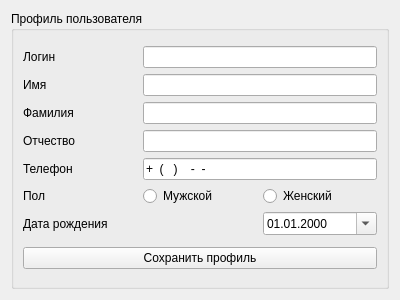
This is qfamilyspace/ui/views/profile_view.ui in familyspace/qfamilyspace as Qt 5 draws it before an edit. The edited form follows.
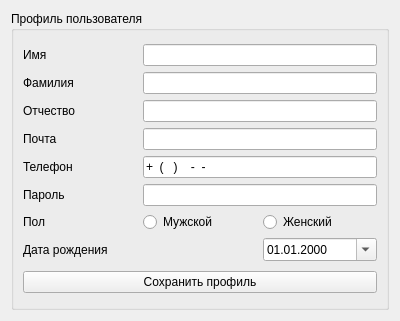
This is the edited form.

Diff of the .ui file:
```diff
--- a/qfamilyspace/ui/views/profile_view.ui
+++ b/qfamilyspace/ui/views/profile_view.ui
@@ -7,7 +7,7 @@
     <x>0</x>
     <y>0</y>
     <width>400</width>
-    <height>300</height>
+    <height>321</height>
    </rect>
   </property>
   <property name="windowTitle">
@@ -28,20 +28,20 @@
      <layout class="QVBoxLayout" name="verticalLayout_3">
       <item>
        <layout class="QGridLayout" name="gridLayout">
-        <item row="0" column="1" colspan="2">
-         <widget class="QLineEdit" name="lineEdit_user">
+        <item row="4" column="1" colspan="2">
+         <widget class="QLineEdit" name="lineEdit_last_name">
           <property name="toolTip">
-           <string>Обязательное поле. Не более 150 символов. Только буквы, цифры и символы @/./+/-/_.</string>
+           <string>Введите вашу фамилию</string>
           </property>
          </widget>
         </item>
-        <item row="6" column="1" colspan="2">
+        <item row="7" column="1" colspan="2">
          <widget class="QLineEdit" name="lineEdit_phone">
           <property name="toolTip">
            <string>Введите ваш номер телефона</string>
           </property>
           <property name="inputMask">
-           <string notr="true">+9 (999) 999-99-99; </string>
+           <string notr="true">+9 (999) 999-99-99</string>
           </property>
           <property name="text">
            <string notr="true">+ () --</string>
@@ -54,14 +54,7 @@
           </property>
          </widget>
         </item>
-        <item row="4" column="1" colspan="2">
-         <widget class="QLineEdit" name="lineEdit_last_name">
-          <property name="toolTip">
-           <string>Введите вашу фамилию</string>
-          </property>
-         </widget>
-        </item>
-        <item row="7" column="1">
+        <item row="9" column="1">
          <widget class="QRadioButton" name="radioButton_man">
           <property name="toolTip">
            <string>Выберите один из пунктов</string>
@@ -77,26 +70,6 @@
           </property>
          </widget>
         </item>
-        <item row="3" column="0">
-         <widget class="QLabel" name="label_first_name">
-          <property name="toolTip">
-           <string/>
-          </property>
-          <property name="text">
-           <string>Имя</string>
-          </property>
-         </widget>
-        </item>
-        <item row="5" column="0">
-         <widget class="QLabel" name="label_middle_name">
-          <property name="toolTip">
-           <string/>
-          </property>
-          <property name="text">
-           <string>Отчество</string>
-          </property>
-         </widget>
-        </item>
         <item row="4" column="0">
          <widget class="QLabel" name="label_last_name">
           <property name="toolTip">
@@ -107,21 +80,34 @@
           </property>
          </widget>
         </item>
+        <item row="5" column="0">
+         <widget class="QLabel" name="label_middle_name">
+          <property name="toolTip">
+           <string/>
+          </property>
+          <property name="text">
+           <string>Отчество</string>
+          </property>
+         </widget>
+        </item>
         <item row="0" column="0">
-         <widget class="QLabel" name="label_user">
+         <widget class="QLabel" name="label_first_name">
+          <property name="toolTip">
+           <string/>
+          </property>
           <property name="text">
-           <string>Логин</string>
+           <string>Имя</string>
           </property>
          </widget>
         </item>
-        <item row="6" column="0">
+        <item row="7" column="0">
          <widget class="QLabel" name="label_phone">
           <property name="text">
            <string>Телефон</string>
           </property>
          </widget>
         </item>
-        <item row="8" column="2">
+        <item row="10" column="2">
          <widget class="QDateEdit" name="dateEdit_birth_date">
           <property name="toolTip">
            <string>Введите дату вашего рождения</string>
@@ -134,14 +120,14 @@
           </property>
          </widget>
         </item>
-        <item row="7" column="0">
+        <item row="9" column="0">
          <widget class="QLabel" name="label_gender">
           <property name="text">
            <string>Пол</string>
           </property>
          </widget>
         </item>
-        <item row="8" column="0">
+        <item row="10" column="0">
          <widget class="QLabel" name="label_birth_date">
           <property name="text">
            <string>Дата рождения</string>
@@ -155,7 +141,7 @@
           </property>
          </widget>
         </item>
-        <item row="7" column="2">
+        <item row="9" column="2">
          <widget class="QRadioButton" name="radioButton_woman">
           <property name="toolTip">
            <string>Выберите один из пунктов</string>
@@ -171,13 +157,41 @@
           </property>
          </widget>
         </item>
-        <item row="3" column="1" colspan="2">
+        <item row="0" column="1" colspan="2">
          <widget class="QLineEdit" name="lineEdit_first_name">
           <property name="toolTip">
            <string>Введите ваше имя</string>
           </property>
          </widget>
         </item>
+        <item row="6" column="1" colspan="2">
+         <widget class="QLineEdit" name="lineEdit_email">
+          <property name="toolTip">
+           <string>Обязательное поле. Не более 150 символов. Только буквы, цифры и символы @/./+/-/_.</string>
+          </property>
+         </widget>
+        </item>
+        <item row="6" column="0">
+         <widget class="QLabel" name="label_email">
+          <property name="text">
+           <string>Почта</string>
+          </property>
+         </widget>
+        </item>
+        <item row="8" column="0">
+         <widget class="QLabel" name="label_password">
+          <property name="text">
+           <string>Пароль</string>
+          </property>
+         </widget>
+        </item>
+        <item row="8" column="1" colspan="2">
+         <widget class="QLineEdit" name="lineEdit_password">
+          <property name="echoMode">
+           <enum>QLineEdit::Password</enum>
+          </property>
+         </widget>
+        </item>
        </layout>
       </item>
       <item>
```
Left out of the diff: 3 changed lines with no effect on the pictures.
